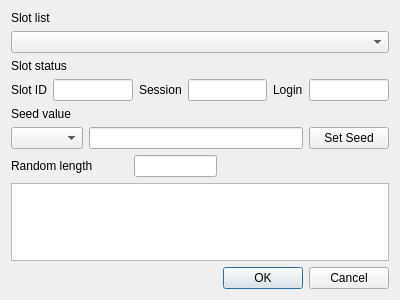
This is HsmMan/rand_dlg.ui in jykim74/CryptokiMan as Qt 5 draws it before an edit. The edited form follows.
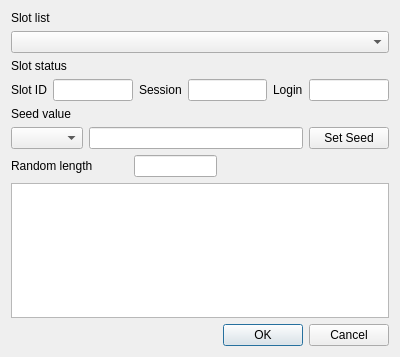
This is the edited form.

```diff
--- a/HsmMan/rand_dlg.ui
+++ b/HsmMan/rand_dlg.ui
@@ -7,7 +7,7 @@
     <x>0</x>
     <y>0</y>
     <width>400</width>
-    <height>300</height>
+    <height>357</height>
    </rect>
   </property>
   <property name="windowTitle">
```
Left out of the diff: 2 changed lines with no effect on the pictures.
